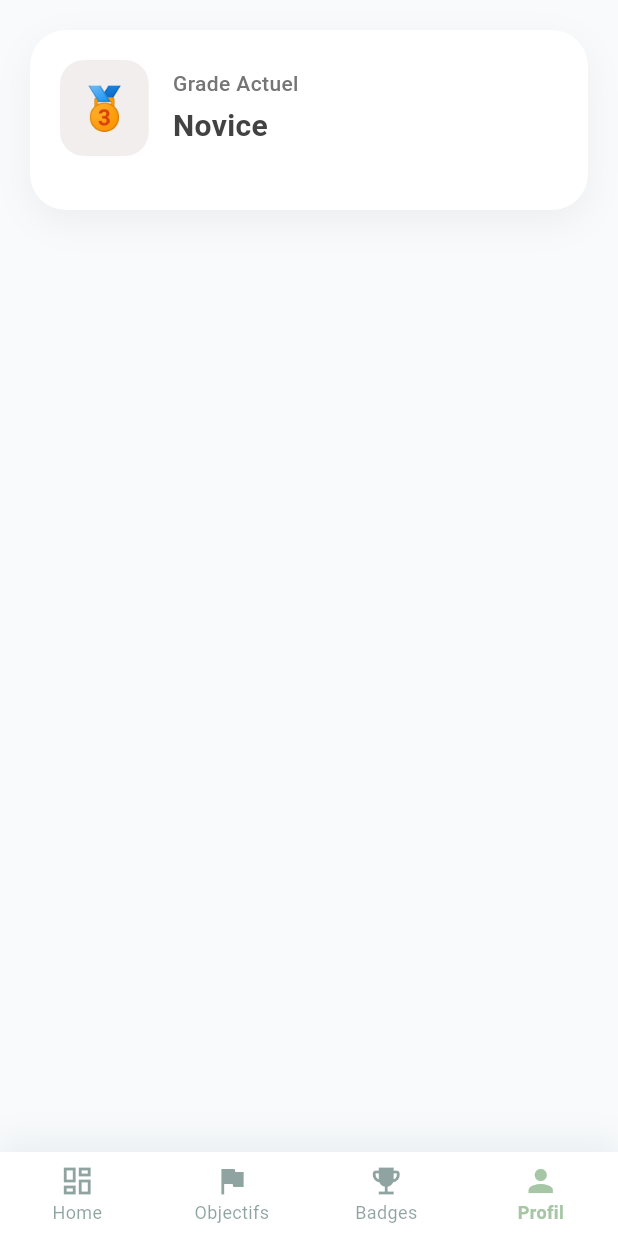
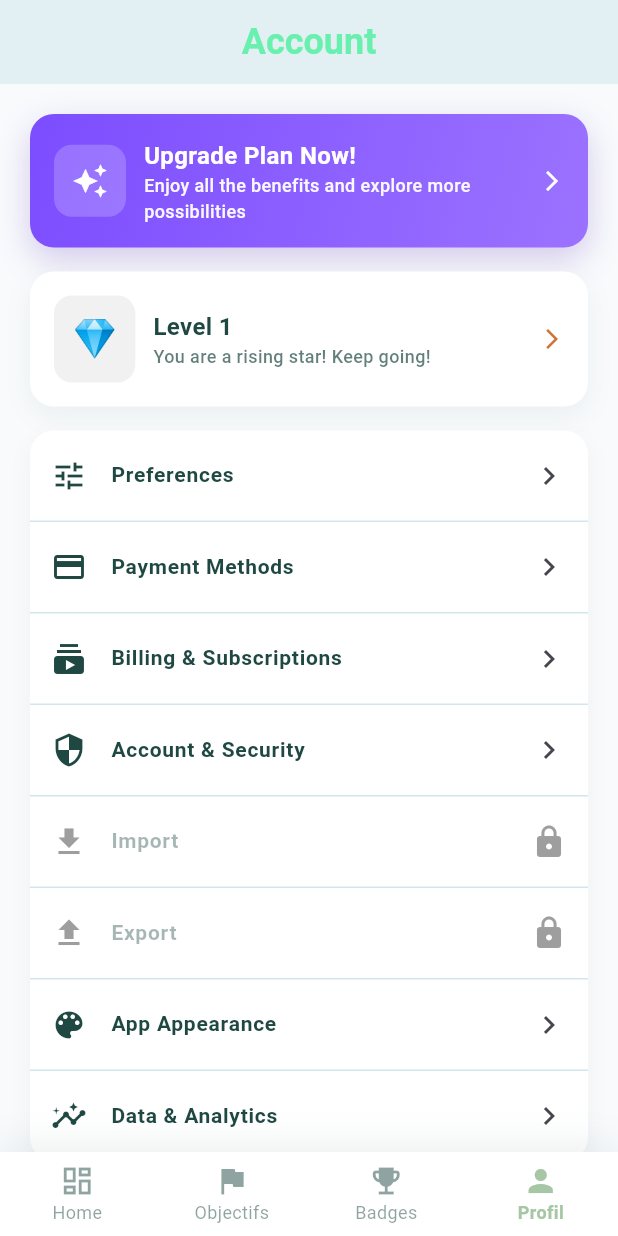
Before and after one commit to MOUSSBEKK/HabitoX, a Flutter app: the screen it shows after launch, item 4 of the bottom bar chosen, on a phone screen of 412 x 824 dp. Run offline on Flutter 3.47's test engine with Material 3 defaults, Android fonts, the phone set to English and light mode, and no system bars; our stand-ins replace shared_preferences; accounts and stored records are empty.

Commit message:
feat: UI settings page

```diff
--- a/lib/screens/profile_screen.dart
+++ b/lib/screens/profile_screen.dart
@@ -1,6 +1,7 @@
 import 'package:flutter/material.dart';
 import 'package:provider/provider.dart';
-import '../services/goal_service.dart';
+import '../services/user_profile_service.dart';
+import '../constants/app_colors.dart';
 
 class ProfileScreen extends StatefulWidget {
   const ProfileScreen({super.key});
@@ -51,190 +52,246 @@ class _ProfileScreenState extends State<ProfileScreen>
         final padding = isTablet ? 32.0 : 20.0;
 
         return Scaffold(
+          appBar: AppBar(
+            title: Text(
+              'Account',
+              style: TextStyle(
+                fontWeight: FontWeight.w600,
+                color: Colors.greenAccent,
+                fontSize: isTablet ? 28.0 : 24.0,
+              ),
+            ),
+            elevation: 0,
+            centerTitle: true,
+            backgroundColor: const Color.fromRGBO(226, 239, 243, 1),
+            foregroundColor: Colors.white,
+          ),
           backgroundColor: const Color(0xFFF8FAFC),
           body: SafeArea(
-            child: CustomScrollView(
-              slivers: [
-                // Modern Header with Username and Aura Level
-                SliverToBoxAdapter(
+            child: SingleChildScrollView(
+              padding: EdgeInsets.all(padding),
+              child: FadeTransition(
+                opacity: _fadeController,
                 child: SlideTransition(
                   position: _slideAnimation,
-                    child: Padding(
-                      padding: EdgeInsets.all(padding),
                   child: Column(
+                    crossAxisAlignment: CrossAxisAlignment.stretch,
                     children: [
-                          // User Grade/Rank Section
-                          _buildGradeSection(isTablet),
-
-                          SizedBox(height: isTablet ? 32.0 : 24.0),
-
-                          // Objectives/Goals Section
+                      _buildUpgradeCard(isTablet),
+                      const SizedBox(height: 16),
+                      _buildLevelCard(isTablet),
+                      const SizedBox(height: 16),
+                      _buildSettingsGroup(isTablet),
                     ],
                   ),
                 ),
               ),
-                ),
-              ],
             ),
           ),
         );
       },
     );
   }
+}
 
-  Widget _buildGradeSection(bool isTablet) {
-    return Consumer<GoalService>(
-      builder: (context, goalService, child) {
-        final highestGrade = goalService.highestGradeAchieved;
-
-        return Container(
-          padding: EdgeInsets.all(isTablet ? 24.0 : 20.0),
+extension on _ProfileScreenState {
+  Widget _buildUpgradeCard(bool isTablet) {
+    return GestureDetector(
+      onTap: () => ScaffoldMessenger.of(context).showSnackBar(
+        const SnackBar(content: Text('Premium requis pour upgrader')),
+      ),
+      child: Container(
+        padding: EdgeInsets.all(isTablet ? 20 : 16),
         decoration: BoxDecoration(
-            color: Colors.white,
-            borderRadius: BorderRadius.circular(24),
+          borderRadius: BorderRadius.circular(isTablet ? 20 : 16),
+          gradient: const LinearGradient(
+            colors: [Color(0xFF7C4DFF), Color(0xFF9B72FF)],
+            begin: Alignment.topLeft,
+            end: Alignment.bottomRight,
+          ),
           boxShadow: [
             BoxShadow(
-                color: Colors.black.withValues(alpha: 0.05),
-                blurRadius: 20,
+              color: Colors.deepPurple.withOpacity(0.25),
+              blurRadius: 18,
               offset: const Offset(0, 8),
             ),
           ],
         ),
+        child: Row(
+          children: [
+            Container(
+              padding: const EdgeInsets.all(12),
+              decoration: BoxDecoration(
+                color: Colors.white.withOpacity(0.2),
+                borderRadius: BorderRadius.circular(12),
+              ),
+              child: const Icon(Icons.auto_awesome, color: Colors.white),
+            ),
+            const SizedBox(width: 12),
+            Expanded(
               child: Column(
                 crossAxisAlignment: CrossAxisAlignment.start,
                 children: [
-              Row(
+                  const Text(
+                    'Upgrade Plan Now!',
+                    style: TextStyle(
+                      color: Colors.white,
+                      fontWeight: FontWeight.w700,
+                      fontSize: 16,
+                    ),
+                  ),
+                  Text(
+                    'Enjoy all the benefits and explore more possibilities',
+                    style: TextStyle(
+                      color: Colors.white.withOpacity(0.95),
+                      fontSize: 12,
+                      fontWeight: FontWeight.w500,
+                    ),
+                  ),
+                ],
+              ),
+            ),
+            const Icon(Icons.arrow_forward_ios, color: Colors.white, size: 16),
+          ],
+        ),
+      ),
+    );
+  }
+
+  Widget _buildLevelCard(bool isTablet) {
+    return Consumer<UserProfileService>(
+      builder: (context, profileService, child) {
+        final level = profileService.userProfile?.auraLevel ?? 1;
+        final emoji = profileService.userProfile?.auraEmoji ?? '💎';
+        final color =
+            profileService.userProfile?.auraColor ?? AppColors.primaryColor;
+
+        return Container(
+          padding: EdgeInsets.all(isTablet ? 18 : 16),
+          decoration: BoxDecoration(
+            color: Colors.white,
+            borderRadius: BorderRadius.circular(isTablet ? 18 : 16),
+            boxShadow: [
+              BoxShadow(
+                color: AppColors.darkColor.withOpacity(0.06),
+                blurRadius: 14,
+                offset: const Offset(0, 6),
+              ),
+            ],
+          ),
+          child: Row(
             children: [
               Container(
-                    padding: EdgeInsets.all(isTablet ? 16.0 : 12.0),
+                padding: const EdgeInsets.all(12),
                 decoration: BoxDecoration(
-                      color: highestGrade.color.withValues(alpha: 0.1),
-                      borderRadius: BorderRadius.circular(16),
+                  color: color.withOpacity(0.15),
+                  borderRadius: BorderRadius.circular(12),
                 ),
-                    child: Text(
-                      highestGrade.emoji,
-                      style: TextStyle(fontSize: isTablet ? 32.0 : 28.0),
+                child: Text(emoji, style: const TextStyle(fontSize: 24)),
               ),
-                  ),
-                  SizedBox(width: isTablet ? 20.0 : 16.0),
+              const SizedBox(width: 12),
               Expanded(
                 child: Column(
                   crossAxisAlignment: CrossAxisAlignment.start,
                   children: [
                     Text(
-                          'Grade Actuel',
+                      'Level $level',
                       style: TextStyle(
-                            fontSize: isTablet ? 16.0 : 14.0,
-                            color: Colors.grey[600],
-                            fontWeight: FontWeight.w500,
+                        fontSize: 16,
+                        fontWeight: FontWeight.w700,
+                        color: AppColors.darkColor,
                       ),
                     ),
-                        SizedBox(height: 4),
                     Text(
-                          highestGrade.title,
+                      'You are a rising star! Keep going!',
                       style: TextStyle(
-                            fontSize: isTablet ? 24.0 : 20.0,
-                            fontWeight: FontWeight.bold,
-                            color: Colors.grey[800],
+                        fontSize: 12,
+                        color: AppColors.darkColor.withOpacity(0.7),
+                        fontWeight: FontWeight.w500,
                       ),
                     ),
                   ],
                 ),
               ),
-                ],
-              ),
-              SizedBox(height: isTablet ? 20.0 : 16.0),
-
-              // Progress to next grade
-              Consumer<GoalService>(
-                builder: (context, goalService, child) {
-                  final goals = goalService.goals;
-                  if (goals.isEmpty) return const SizedBox.shrink();
-
-                  final totalDays = goalService.totalDaysAcrossAllGoals;
-                  final nextGrade = highestGrade.nextGrade;
-
-                  if (nextGrade == null) {
-                    return Container(
-                      padding: EdgeInsets.all(isTablet ? 16.0 : 12.0),
-                      decoration: BoxDecoration(
-                        color: Colors.green.withValues(alpha: 0.1),
-                        borderRadius: BorderRadius.circular(12),
-                      ),
-                      child: Row(
-                        children: [
-                          Icon(
-                            Icons.check_circle,
-                            color: Colors.green,
-                            size: 20,
-                          ),
-                          SizedBox(width: 12),
-                          Text(
-                            'Grade maximum atteint !',
-                            style: TextStyle(
-                              color: Colors.green[700],
-                              fontWeight: FontWeight.w600,
-                            ),
-                          ),
-                        ],
-                      ),
-                    );
-                  }
-
-                  final progress =
-                      (totalDays - highestGrade.minDays) /
-                      (nextGrade.minDays - highestGrade.minDays);
-                  final progressPercent = (progress * 100).clamp(0.0, 100.0);
-
-                  return Column(
-                    crossAxisAlignment: CrossAxisAlignment.start,
-                    children: [
-                      Row(
-                        mainAxisAlignment: MainAxisAlignment.spaceBetween,
-                        children: [
-                          Text(
-                            'Prochain grade: ${nextGrade.title}',
-                            style: TextStyle(
-                              fontSize: isTablet ? 16.0 : 14.0,
-                              color: Colors.grey[600],
-                              fontWeight: FontWeight.w500,
-                            ),
-                          ),
-                          Text(
-                            '${progressPercent.round()}%',
-                            style: TextStyle(
-                              fontSize: isTablet ? 16.0 : 14.0,
-                              color: Colors.grey[600],
-                              fontWeight: FontWeight.w600,
-                            ),
-                          ),
-                        ],
-                      ),
-                      SizedBox(height: 8),
-                      LinearProgressIndicator(
-                        value: progress.clamp(0.0, 1.0),
-                        backgroundColor: Colors.grey[200],
-                        valueColor: AlwaysStoppedAnimation<Color>(
-                          highestGrade.color,
-                        ),
-                        minHeight: 8,
-                      ),
-                      SizedBox(height: 8),
-                      Text(
-                        '$totalDays jours / ${nextGrade.minDays} jours requis',
-                        style: TextStyle(
-                          fontSize: isTablet ? 14.0 : 12.0,
-                          color: Colors.grey[500],
-                        ),
-                      ),
-                    ],
-                  );
-                },
-              ),
+              const Icon(Icons.arrow_forward_ios, size: 16),
             ],
           ),
         );
       },
     );
   }
+
+  Widget _buildSettingsGroup(bool isTablet) {
+    final items = <_SettingItem>[
+      _SettingItem(Icons.tune, 'Preferences'),
+      _SettingItem(Icons.credit_card, 'Payment Methods'),
+      _SettingItem(Icons.subscriptions, 'Billing & Subscriptions'),
+      _SettingItem(Icons.security, 'Account & Security'),
+      _SettingItem(Icons.file_download, 'Import', locked: true),
+      _SettingItem(Icons.file_upload, 'Export', locked: true),
+      _SettingItem(Icons.color_lens, 'App Appearance'),
+      _SettingItem(Icons.insights, 'Data & Analytics'),
+    ];
+
+    return Container(
+      decoration: BoxDecoration(
+        color: Colors.white,
+        borderRadius: BorderRadius.circular(isTablet ? 20 : 16),
+        boxShadow: [
+          BoxShadow(
+            color: Colors.black.withOpacity(0.04),
+            blurRadius: 12,
+            offset: const Offset(0, 6),
+          ),
+        ],
+      ),
+      child: Column(
+        children: [
+          for (int i = 0; i < items.length; i++) ...[
+            _buildSettingTile(items[i], isTablet),
+            if (i != items.length - 1)
+              Divider(height: 1, color: AppColors.lightColor.withOpacity(0.2)),
+          ],
+        ],
+      ),
+    );
   }
+
+  Widget _buildSettingTile(_SettingItem item, bool isTablet) {
+    final titleStyle = TextStyle(
+      fontSize: isTablet ? 16 : 14,
+      fontWeight: FontWeight.w600,
+      color: item.locked
+          ? AppColors.darkColor.withOpacity(0.4)
+          : AppColors.darkColor,
+    );
+
+    return ListTile(
+      leading: Icon(
+        item.icon,
+        color: item.locked ? Colors.grey : AppColors.darkColor,
+      ),
+      title: Text(item.title, style: titleStyle),
+      trailing: item.locked
+          ? const Icon(Icons.lock, color: Colors.grey)
+          : const Icon(Icons.chevron_right),
+      onTap: item.locked
+          ? () => ScaffoldMessenger.of(
+              context,
+            ).showSnackBar(const SnackBar(content: Text('Premium requis')))
+          : () {},
+      enabled: !item.locked,
+      contentPadding: EdgeInsets.symmetric(
+        horizontal: isTablet ? 18 : 14,
+        vertical: isTablet ? 6 : 2,
+      ),
+    );
+  }
+}
+
+class _SettingItem {
+  final IconData icon;
+  final String title;
+  final bool locked;
+  _SettingItem(this.icon, this.title, {this.locked = false});
+}
```
Lines whose indentation alone changed are shown as unchanged.
